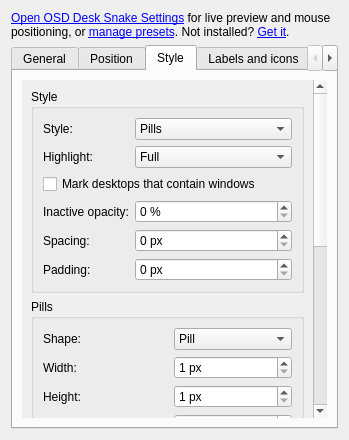
First picture: the form in package/contents/ui/config.ui, repository rcspam/osd-desk-snake, before the edit.
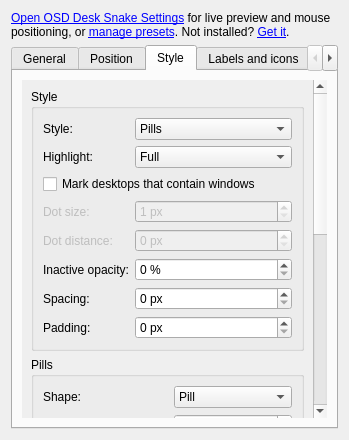
Second picture: the form after the edit. The open tabs and pages were chosen to show the change. Custom widgets are drawn as their Qt base class.

Commit message:
Add dot size and dot distance settings
The dot under occupied desktops (labels and icons) was fixed at 4 px,
3 px above the cell bottom. Both are now settings, with the same
defaults.

What changed in the file:
```diff
--- a/package/contents/ui/config.ui
+++ b/package/contents/ui/config.ui
@@ -467,10 +467,40 @@
               </item>
               <item row="3" column="0">
                <widget class="QLabel" name="label_52">
+                <property name="text"><string>Dot size:</string></property>
+                <property name="enabled"><bool>false</bool></property>
+               </widget>
+              </item>
+              <item row="3" column="1">
+               <widget class="QSpinBox" name="kcfg_MarkSize">
+                <property name="minimum"><number>1</number></property>
+                <property name="maximum"><number>30</number></property>
+                <property name="suffix"><string> px</string></property>
+                <property name="toolTip"><string>Diameter of the dot under desktops that contain windows.</string></property>
+                <property name="enabled"><bool>false</bool></property>
+               </widget>
+              </item>
+              <item row="4" column="0">
+               <widget class="QLabel" name="label_53">
+                <property name="text"><string>Dot distance:</string></property>
+                <property name="enabled"><bool>false</bool></property>
+               </widget>
+              </item>
+              <item row="4" column="1">
+               <widget class="QSpinBox" name="kcfg_MarkOffset">
+                <property name="minimum"><number>0</number></property>
+                <property name="maximum"><number>60</number></property>
+                <property name="suffix"><string> px</string></property>
+                <property name="toolTip"><string>Gap between the dot and the bottom of the cell. Taller cells also move the text away from it.</string></property>
+                <property name="enabled"><bool>false</bool></property>
+               </widget>
+              </item>
+              <item row="5" column="0">
+               <widget class="QLabel" name="label_54">
                 <property name="text"><string>Inactive opacity:</string></property>
                </widget>
               </item>
-              <item row="3" column="1">
+              <item row="5" column="1">
                <widget class="QSpinBox" name="kcfg_InactiveOpacity">
                 <property name="minimum"><number>0</number></property>
                 <property name="maximum"><number>100</number></property>
@@ -478,24 +508,24 @@
                 <property name="toolTip"><string>Opacity of the other desktops.</string></property>
                </widget>
               </item>
-              <item row="4" column="0">
-               <widget class="QLabel" name="label_53">
+              <item row="6" column="0">
+               <widget class="QLabel" name="label_55">
                 <property name="text"><string>Spacing:</string></property>
                </widget>
               </item>
-              <item row="4" column="1">
+              <item row="6" column="1">
                <widget class="QSpinBox" name="kcfg_Spacing">
                 <property name="minimum"><number>0</number></property>
                 <property name="maximum"><number>200</number></property>
                 <property name="suffix"><string> px</string></property>
                </widget>
               </item>
-              <item row="5" column="0">
-               <widget class="QLabel" name="label_54">
+              <item row="7" column="0">
+               <widget class="QLabel" name="label_56">
                 <property name="text"><string>Padding:</string></property>
                </widget>
               </item>
-              <item row="5" column="1">
+              <item row="7" column="1">
                <widget class="QSpinBox" name="kcfg_Padding">
                 <property name="minimum"><number>0</number></property>
                 <property name="maximum"><number>200</number></property>
@@ -511,7 +541,7 @@
              <property name="title"><string>Pills</string></property>
              <layout class="QFormLayout" name="form_56">
               <item row="0" column="0">
-               <widget class="QLabel" name="label_57">
+               <widget class="QLabel" name="label_59">
                 <property name="text"><string>Shape:</string></property>
                </widget>
               </item>
@@ -536,7 +566,7 @@
                </widget>
               </item>
               <item row="1" column="0">
-               <widget class="QLabel" name="label_58">
+               <widget class="QLabel" name="label_60">
                 <property name="text"><string>Width:</string></property>
                </widget>
               </item>
@@ -548,7 +578,7 @@
                </widget>
               </item>
               <item row="2" column="0">
-               <widget class="QLabel" name="label_59">
+               <widget class="QLabel" name="label_61">
                 <property name="text"><string>Height:</string></property>
                </widget>
               </item>
@@ -560,7 +590,7 @@
                </widget>
               </item>
               <item row="3" column="0">
-               <widget class="QLabel" name="label_60">
+               <widget class="QLabel" name="label_62">
                 <property name="text"><string>Current desktop width:</string></property>
                </widget>
               </item>
```
Left out of the diff: 142 changed lines with no effect on the pictures. The commit also changes 7 other files.
